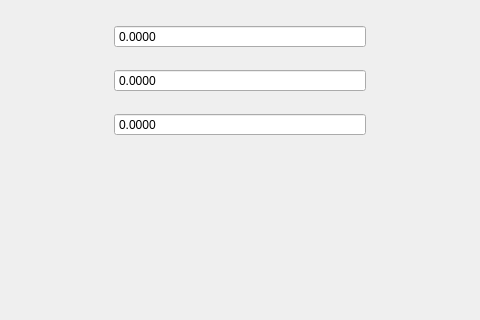
Qt form src/lib/visualization/TimeControl.ui (jmaye/libposlv) before a commit; both pictures show x 155 to 635 and y 0 to 320 of the 930 by 800 pixel window.
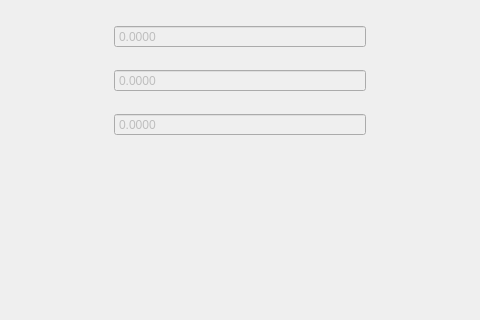
The same form after that commit.

The edit to the form file:
```diff
--- a/src/lib/visualization/TimeControl.ui
+++ b/src/lib/visualization/TimeControl.ui
@@ -39,6 +39,9 @@
     </item>
     <item row="2" column="1">
      <widget class="QDoubleSpinBox" name="distanceSpinBox">
+      <property name="enabled">
+       <bool>false</bool>
+      </property>
       <property name="readOnly">
        <bool>true</bool>
       </property>
@@ -65,6 +68,9 @@
     </item>
     <item row="1" column="1">
      <widget class="QDoubleSpinBox" name="posTimeSpinBox">
+      <property name="enabled">
+       <bool>false</bool>
+      </property>
       <property name="readOnly">
        <bool>true</bool>
       </property>
@@ -84,6 +90,9 @@
     </item>
     <item row="0" column="1">
      <widget class="QDoubleSpinBox" name="gpsTimeSpinBox">
+      <property name="enabled">
+       <bool>false</bool>
+      </property>
       <property name="readOnly">
        <bool>true</bool>
       </property>
```
